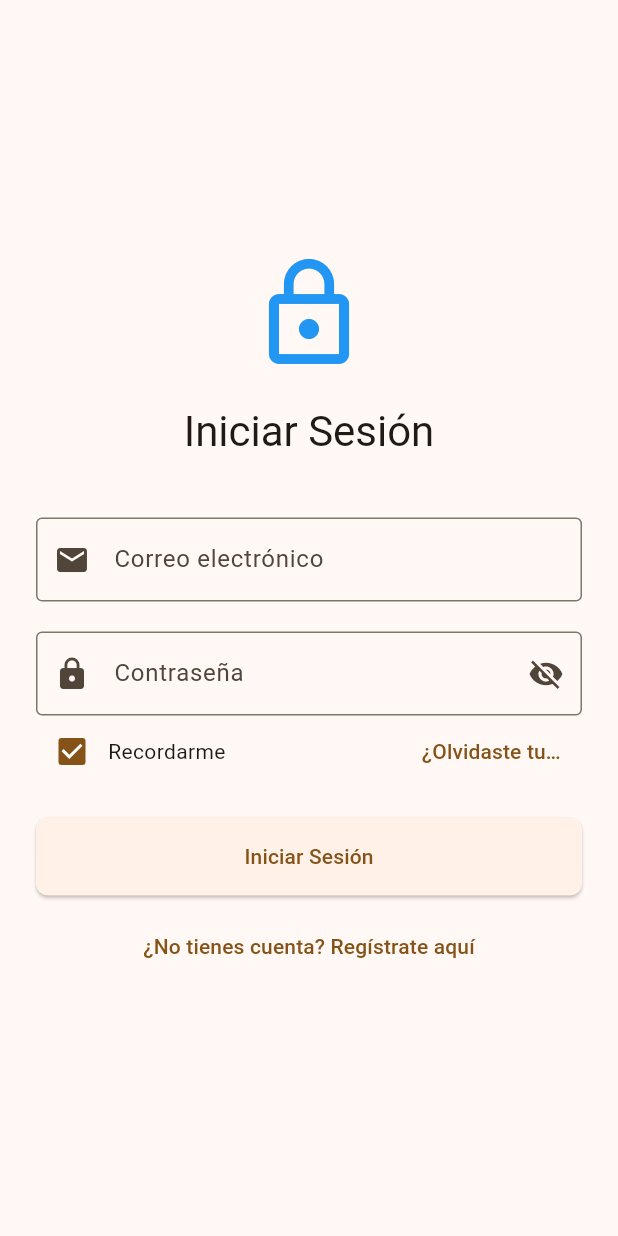
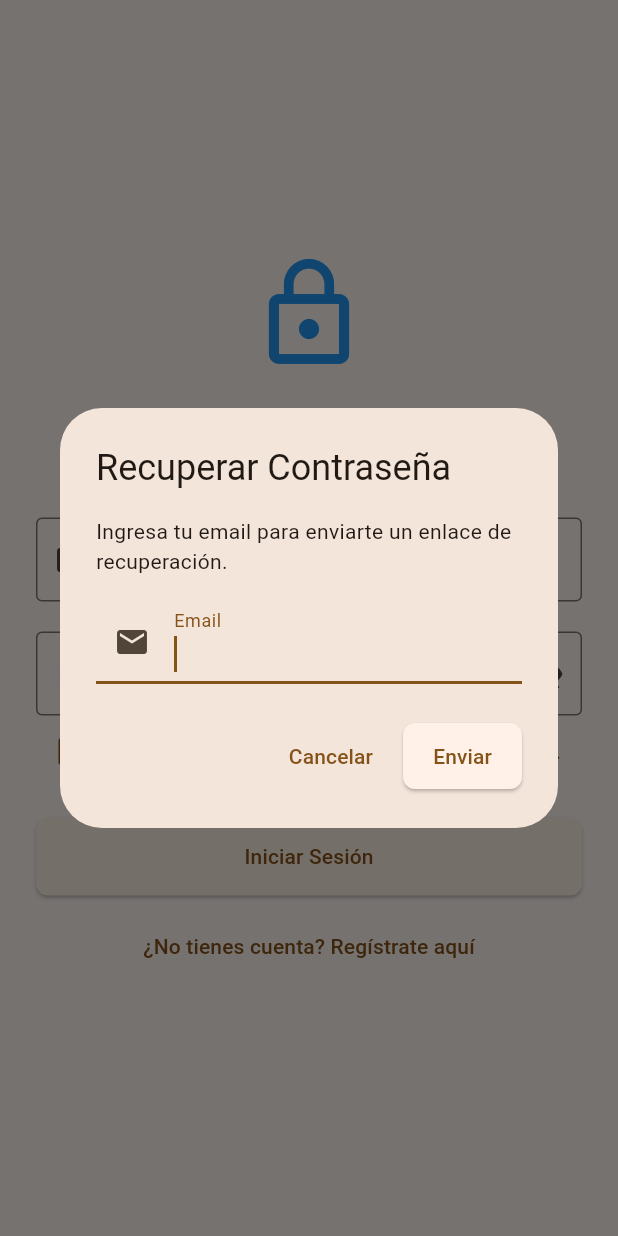
Before and after one commit to includeFabDev/myapp, a Flutter app: the screen it shows after launch, after a tap on "¿Olvidaste tu contraseña?", on a phone screen of 412 x 824 dp. Run offline on Flutter 3.47's test engine with Material 3 defaults, Android fonts, the phone set to English and light mode, and no system bars; our stand-ins replace cloud_firestore, connectivity_plus, firebase_auth, firebase_core, fl_chart, go_router and 1 more; accounts and stored records are empty.

Commit message:
10.1th Commit fix a bug in the last feature

```diff
--- a/lib/router.dart
+++ b/lib/router.dart
@@ -12,39 +12,30 @@ import 'package:myapp/screens/login_screen.dart';
 import 'package:myapp/screens/participantes_activos_screen.dart';
 import 'package:myapp/screens/register_screen.dart';
 import 'package:myapp/screens/reportes_screen.dart';
-import 'package:myapp/services/auth_service.dart'; // Importación original
+import 'package:myapp/services/auth_service.dart';
+import 'package:myapp/widgets/auth_wrapper.dart'; // Importamos el Wrapper
 
-// 1. Creamos una única instancia del servicio de autenticación.
-// Esto asegura que tanto el router como el resto de la app usen el mismo estado.
+// La instancia del servicio de autenticación sigue siendo necesaria.
 final AuthService authService = AuthService();
 
-// La clave `navigatorKey` es importante para manejar el contexto correctamente.
 final GlobalKey<NavigatorState> _rootNavigatorKey = GlobalKey<NavigatorState>();
 
-// 2. Configuramos el router para usar la instancia de AuthService.
+// --- Nueva configuración del Router ---
 final GoRouter router = GoRouter(
   navigatorKey: _rootNavigatorKey,
-  initialLocation: '/home',
-  // `refreshListenable` ahora escucha directamente a nuestra instancia de AuthService.
-  refreshListenable: authService,
-  redirect: (BuildContext context, GoRouterState state) {
-    // Usamos la instancia única para verificar el estado de autenticación.
-    final bool loggedIn = authService.user != null;
-    final String location = state.uri.toString();
+  // 1. La ruta inicial ahora es la raíz, que mostrará el AuthWrapper.
+  initialLocation: '/',
 
-    final bool isAuthRoute = location == '/login' || location == '/register';
+  // 2. Ya NO necesitamos `redirect` ni `refreshListenable`. El Wrapper se encarga de todo.
 
-    if (!loggedIn && !isAuthRoute) {
-      return '/login';
-    }
-
-    if (loggedIn && isAuthRoute) {
-      return '/home';
-    }
-
-    return null;
-  },
   routes: [
+    // 3. La ruta raíz (/) ahora apunta a nuestro AuthWrapper.
+    // Él decidirá qué pantalla mostrar (Login o Home).
+    GoRoute(
+      path: '/',
+      builder: (context, state) => const AuthWrapper(),
+    ),
+    // 4. Mantenemos las rutas específicas para que `context.go()` siga funcionando.
     GoRoute(path: '/login', builder: (context, state) => const LoginScreen()),
     GoRoute(
       path: '/register',
@@ -54,6 +45,7 @@ final GoRouter router = GoRouter(
       path: '/home',
       builder: (context, state) => const HomeScreen(),
       routes: [
+        // Las sub-rutas se mantienen igual.
         GoRoute(
           path: 'actividad/:id',
           builder: (context, state) {
@@ -61,6 +53,10 @@ final GoRouter router = GoRouter(
             if (actividad == null) return const HomeScreen();
             return ActivityDetailsScreen(actividad: actividad);
           },
+        ),
+         GoRoute(
+          path: 'caja/log', // Ruta para el historial de caja
+          builder: (context, state) => const CajaLogScreen(),
         ),
         GoRoute(
           path: 'inversiones/:id',
@@ -88,7 +84,6 @@ final GoRouter router = GoRouter(
       path: '/participantes_activos',
       builder: (context, state) => const ParticipantesActivosScreen(),
     ),
-
     GoRoute(
       path: '/inversiones',
       builder: (context, state) => const InversionesSelectorScreen(),
@@ -101,11 +96,5 @@ final GoRouter router = GoRouter(
       path: '/reportes_generales',
       builder: (context, state) => const ReportesGeneralesCajaScreen(),
     ),
-     GoRoute(
-      path: '/caja_log_screen',
-      builder: (context, state) => const CajaLogScreen(),
-    ),
   ],
 );
-
-// 3. La clase `_GoRouterRefreshStream` ya no es necesaria, la eliminamos.
--- a/lib/screens/login_screen.dart
+++ b/lib/screens/login_screen.dart
@@ -1,5 +1,5 @@
 import 'package:flutter/material.dart';
-import 'package:myapp/screens/register_screen.dart';
+import 'package:go_router/go_router.dart';
 import 'package:myapp/services/auth_service.dart';
 import 'package:myapp/services/connectivity_service.dart';
 import 'package:provider/provider.dart';
@@ -84,7 +84,7 @@ class _LoginScreenState extends State<LoginScreen> {
 
         if (user != null) {
           await _saveEmail();
-          // La navegación es manejada por el `redirect` del router
+          // La navegación ahora la gestiona el AuthWrapper, no hace falta hacer nada aquí.
         } else {
           setState(() {
             _errorMessage = 'Email o contraseña incorrectos.';
@@ -102,12 +102,73 @@ class _LoginScreenState extends State<LoginScreen> {
     }
   }
 
-  void _navigateToRegister() {
-    Navigator.of(context).push(MaterialPageRoute(builder: (context) => const RegisterScreen()));
+  // --- Implementación del diálogo de recuperación ---
+  void _showPasswordResetDialog() {
+    final resetEmailController = TextEditingController();
+
+    showDialog(
+      context: context,
+      builder: (context) => AlertDialog(
+        title: const Text('Recuperar Contraseña'),
+        content: Column(
+          mainAxisSize: MainAxisSize.min,
+          children: [
+            const Text('Ingresa tu email para enviarte un enlace de recuperación.'),
+            const SizedBox(height: 16),
+            TextField(
+              controller: resetEmailController,
+              autofocus: true,
+              decoration: const InputDecoration(
+                labelText: 'Email',
+                prefixIcon: Icon(Icons.email),
+              ),
+              keyboardType: TextInputType.emailAddress,
+            ),
+          ],
+        ),
+        actions: [
+          TextButton(
+            onPressed: () => Navigator.of(context).pop(),
+            child: const Text('Cancelar'),
+          ),
+          ElevatedButton(
+            onPressed: () {
+              final email = resetEmailController.text.trim();
+              if (email.isNotEmpty) {
+                Navigator.of(context).pop(); // Cierra el diálogo
+                _sendPasswordResetEmail(email); // Envía el correo
+              }
+            },
+            child: const Text('Enviar'),
+          ),
+        ],
+      ),
+    );
   }
 
-  void _showPasswordResetDialog() {
-    // Implementar la lógica de recuperación de contraseña
+  // --- Método para enviar el correo de recuperación ---
+  Future<void> _sendPasswordResetEmail(String email) async {
+    final authService = Provider.of<AuthService>(context, listen: false);
+    try {
+      await authService.sendPasswordResetEmail(email);
+      if (mounted) {
+        ScaffoldMessenger.of(context).showSnackBar(
+          const SnackBar(
+            content: Text('¡Enlace de recuperación enviado! Revisa tu correo.'),
+            backgroundColor: Colors.green,
+          ),
+        );
+      }
+    } catch (e) {
+      if (mounted) {
+        ScaffoldMessenger.of(context).showSnackBar(
+          SnackBar(
+            content: Text('Error: No se pudo enviar el correo. Verifica el email ingresado.'),
+            backgroundColor: Colors.red,
+          ),
+        );
+      }
+    }
   }
 
   @override
@@ -208,7 +269,7 @@ class _LoginScreenState extends State<LoginScreen> {
                       ),
                 const SizedBox(height: 10),
                 TextButton(
-                  onPressed: _navigateToRegister,
+                   onPressed: () => context.go('/register'),
                   child: const Text('¿No tienes cuenta? Regístrate aquí'),
                 ),
               ],
--- a/lib/services/auth_service.dart
+++ b/lib/services/auth_service.dart
@@ -1,3 +1,4 @@
+import 'dart:async';
 import 'package:flutter/material.dart';
 import 'package:firebase_auth/firebase_auth.dart';
 import 'package:flutter/foundation.dart';
@@ -11,25 +12,29 @@ final AuthService authService = AuthService();
 class AuthService with ChangeNotifier {
   final FirebaseAuth _auth = FirebaseAuth.instance;
   User? _user;
-  AuthStatus _status = AuthStatus.unknown;
-
-  Stream<User?> get authStateChanges => _auth.authStateChanges();
+  // 1. Añadimos el estado de carga, inicializado en true.
+  bool _isLoading = true;
+  late StreamSubscription<User?> _authSubscription;
 
   AuthService() {
     // Escuchamos los cambios y actualizamos el estado.
-    _auth.authStateChanges().listen((User? user) {
-      _user = user;
-      if (user == null) {
-        _status = AuthStatus.unauthenticated;
-      } else {
-        _status = AuthStatus.authenticated;
-      }
-      notifyListeners();
-    });
+    _authSubscription = _auth.authStateChanges().listen(_onAuthStateChanged);
+  }
+
+  // 2. Método separado para manejar el cambio de estado.
+  void _onAuthStateChanged(User? user) {
+    _user = user;
+    // 3. Tan pronto como recibimos el primer evento, la carga inicial ha terminado.
+    if (_isLoading) {
+      _isLoading = false;
+    }
+    notifyListeners();
   }
 
   User? get user => _user;
-  AuthStatus get status => _status;
+
+  // 4. Getter para el estado de carga. El AuthWrapper lo usará.
+  bool get isLoading => _isLoading;
 
   Future<User?> signInWithEmailAndPassword(String email, String password) async {
     try {
@@ -74,4 +79,11 @@ class AuthService with ChangeNotifier {
       }
     }
   }
+
+  // Es buena práctica limpiar la suscripción cuando el servicio ya no se use.
+  @override
+  void dispose() {
+    _authSubscription.cancel();
+    super.dispose();
+  }
 }
--- /dev/null
+++ b/lib/widgets/auth_wrapper.dart
@@ -0,0 +1,35 @@
+import 'package:flutter/material.dart';
+import 'package:provider/provider.dart';
+import 'package:myapp/services/auth_service.dart';
+import 'package:myapp/screens/home_screen.dart';
+import 'package:myapp/screens/login_screen.dart';
+
+class AuthWrapper extends StatelessWidget {
+  const AuthWrapper({super.key});
+
+  @override
+  Widget build(BuildContext context) {
+    return Consumer<AuthService>(
+      builder: (context, authService, child) {
+        // Mientras el servicio está determinando el estado de autenticación,
+        // mostramos una pantalla de carga. Esto es crucial para el arranque.
+        if (authService.isLoading) {
+          return const Scaffold(
+            body: Center(
+              child: CircularProgressIndicator(),
+            ),
+          );
+        }
+
+        // Si hay un usuario, vamos a la pantalla principal.
+        if (authService.user != null) {
+          return const HomeScreen();
+        }
+
+        // ¡Esta es la línea que faltaba! Si no está cargando y no hay usuario,
+        // entonces mostramos la pantalla de login.
+        return const LoginScreen();
+      },
+    );
+  }
+}
```
Also changed, not shown: lib/auth_wrapper.dart (deleted, +0 -27 lines), lib/screens/register_screen.dart (+12 -2 lines).
